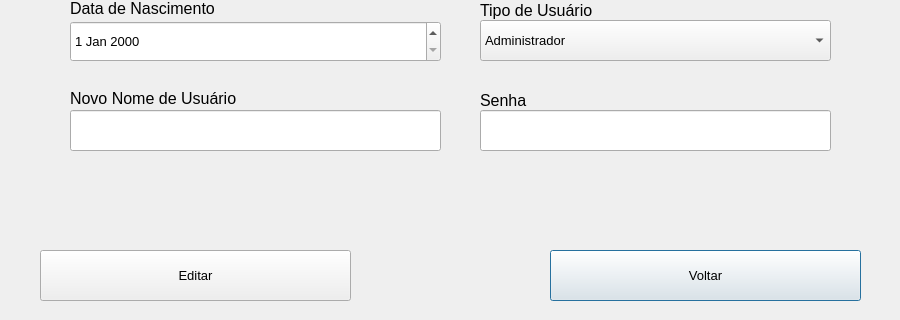
The window that gui/views/usereditscreen.ui (MaceGabriel/GiroDeGado) describes before a commit, drawn with Qt 5; both pictures show x 0 to 900 and y 280 to 600 of the 900 by 600 pixel window.
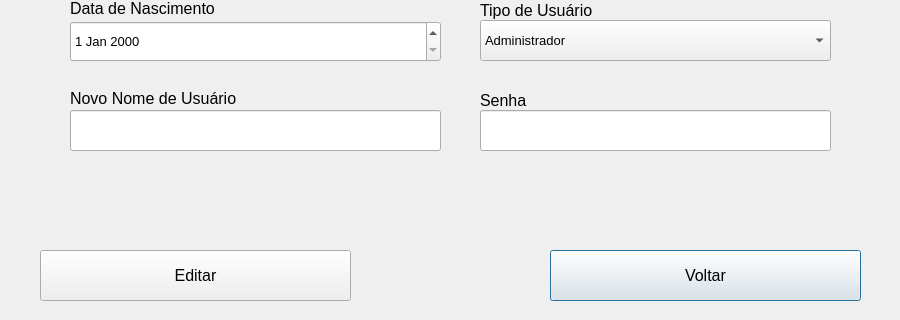
The same window after the commit.

Patch:
```diff
--- a/gui/views/usereditscreen.ui
+++ b/gui/views/usereditscreen.ui
@@ -193,7 +193,7 @@
    </property>
    <property name="font">
     <font>
-     <pointsize>10</pointsize>
+     <pointsize>12</pointsize>
     </font>
    </property>
    <property name="text">
@@ -229,7 +229,7 @@
    </property>
    <property name="font">
     <font>
-     <pointsize>10</pointsize>
+     <pointsize>12</pointsize>
     </font>
    </property>
    <property name="text">
```
